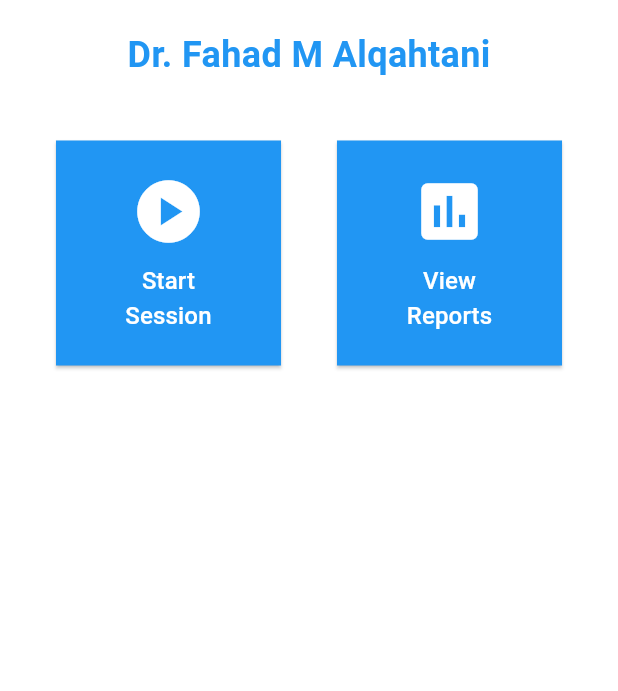
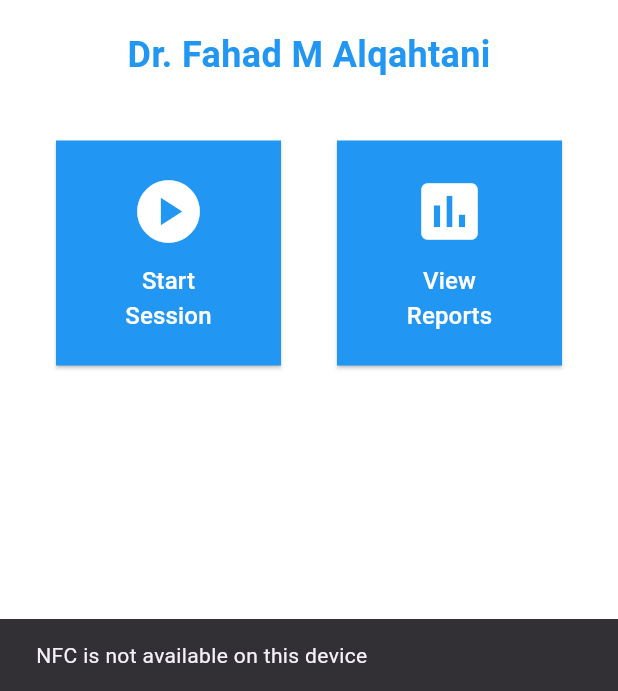
Before and after one commit to NFC-CALSuser/NFC-CALS, a Flutter app: the InstructorDashboard screen opened directly, after a tap on an icon or button, on a phone screen of 412 x 824 dp, the part 545-1236 px from its top. Run offline on Flutter 3.47's test engine with Material 3 defaults, Android fonts, the phone set to English and light mode, and no system bars; missing offline and left inert: nfc_manager.

Commit message:
r/w functionality

```diff
--- a/lib/screens/admin_screen.dart
+++ b/lib/screens/admin_screen.dart
@@ -1,7 +1,39 @@
 import 'package:flutter/material.dart';
+import '../nfc_service.dart';
 
 class AdminScreen extends StatelessWidget {
   const AdminScreen({super.key});
+
+  void _showMessage(BuildContext context, String message) {
+    ScaffoldMessenger.of(context).showSnackBar(
+      SnackBar(content: Text(message)),
+    );
+  }
+
+  Future<void> _readTag(BuildContext context) async {
+    bool available = await NFCService.isAvailable();
+    if (!available) {
+      _showMessage(context, 'NFC is not available on this device');
+      return;
+    }
+
+    _showMessage(context, 'Hold your device near an NFC tag');
+    String result = await NFCService.readNFCTag();
+    _showMessage(context, 'Read result: $result');
+  }
+
+  Future<void> _writeTag(BuildContext context) async {
+    bool available = await NFCService.isAvailable();
+    if (!available) {
+      _showMessage(context, 'NFC is not available on this device');
+      return;
+    }
+
+    String dataToWrite = 'G-90'; // Example
+    _showMessage(context, 'Hold your device near an NFC tag');
+    bool success = await NFCService.writeNFCTag(dataToWrite);
+    _showMessage(context, success ? 'Write successful' : 'Write failed');
+  }
 
   @override
   Widget build(BuildContext context) {
@@ -24,9 +56,7 @@ class AdminScreen extends StatelessWidget {
               Container(
                 color: Colors.white,
                 child: ElevatedButton(
-                  onPressed: () {
-                    // Handle read from tag action
-                  },
+                  onPressed: () => _readTag(context),
                   style: ElevatedButton.styleFrom(
                     backgroundColor: Colors.white,
                     foregroundColor: Colors.blue,
@@ -38,9 +68,7 @@ class AdminScreen extends StatelessWidget {
               Container(
                 color: Colors.white,
                 child: ElevatedButton(
-                  onPressed: () {
-                    // Handle write to tag action
-                  },
+                  onPressed: () => _writeTag(context),
                   style: ElevatedButton.styleFrom(
                     backgroundColor: Colors.white,
                     foregroundColor: Colors.blue,
--- a/lib/screens/instructor_dashboard.dart
+++ b/lib/screens/instructor_dashboard.dart
@@ -1,7 +1,43 @@
 import 'package:flutter/material.dart';
+import '../nfc_service.dart';
+import 'dart:convert';
 
 class InstructorDashboard extends StatelessWidget {
   const InstructorDashboard({super.key});
+
+  void _showMessage(BuildContext context, String message) {
+    ScaffoldMessenger.of(context).showSnackBar(
+      SnackBar(content: Text(message)),
+    );
+  }
+
+  Future<void> _startSession(BuildContext context) async {
+    bool available = await NFCService.isAvailable();
+    if (!available) {
+      _showMessage(context, 'NFC is not available on this device');
+      return;
+    }
+
+    // this will be replaced with actual session data from data.json :)
+    final sessionData = {
+      'instructor': 'Dr. Fahad M Alqahtani',
+      'startTime': DateTime.now().toString(),
+      'duration': '50', // minutes
+      'status': 'active'
+    };
+
+    // Convert to JSON string
+    String dataToWrite = jsonEncode(sessionData);
+
+    _showMessage(context, 'Hold your device near the classroom NFC tag');
+    bool success = await NFCService.writeNFCTag(dataToWrite);
+
+    if (success) {
+      _showMessage(context, 'Session started successfully! Tag is reserved for 50 minutes');
+    } else {
+      _showMessage(context, 'Failed to start session. Please try again.');
+    }
+  }
 
   @override
   Widget build(BuildContext context) {
@@ -41,9 +77,7 @@ class InstructorDashboard extends StatelessWidget {
                     width: 150,
                     height: 150,
                     child: ElevatedButton(
-                      onPressed: () {
-                        // Handle start session
-                      },
+                      onPressed: () => _startSession(context),
                       style: ElevatedButton.styleFrom(
                         shape: RoundedRectangleBorder(
                           borderRadius: BorderRadius.circular(0),
```
Also changed, not shown: lib/screens/student_dashboard.dart (+45 -1 lines).
